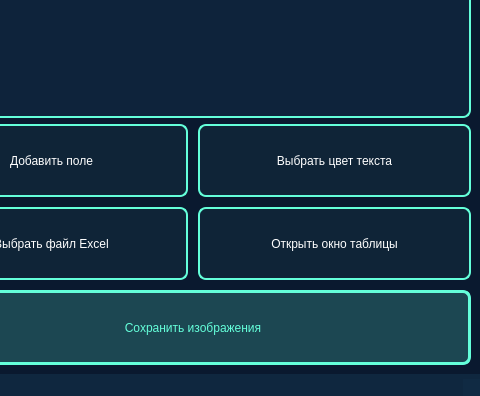
Old version of the form Main.ui in the repository CyberBro9/aobp; both pictures show x 934 to 1414 and y 258 to 654 of the 1414 by 654 pixel window.
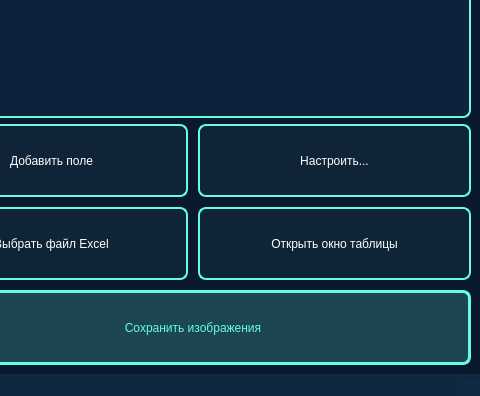
New version of the form. Icons and pictures are not drawn.

Commit message: Add unfinished parameters UI

```diff
--- a/Main.ui
+++ b/Main.ui
@@ -164,7 +164,7 @@
         <item row="0" column="1">
          <widget class="QPushButton" name="selectColor">
           <property name="text">
-           <string>Выбрать цвет текста</string>
+           <string>Настроить...</string>
           </property>
          </widget>
         </item>
```
Left out of the diff: 2 changed lines with no effect on the pictures. The commit also changes 4 other files.
